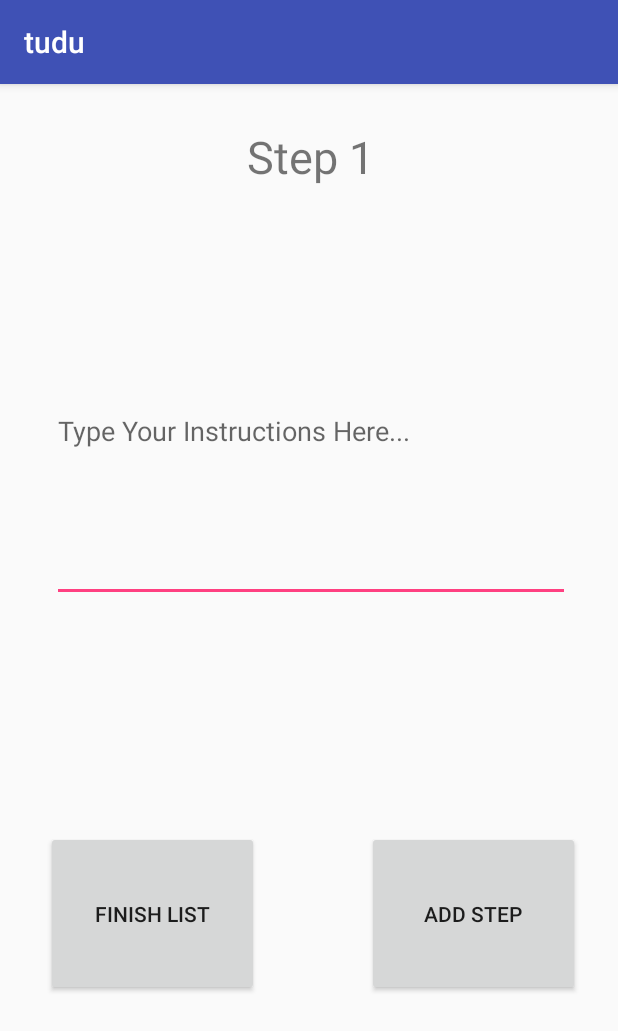
After one commit to eliotrhys/tudu, an Android app: the StepEntryActivity screen opened directly, with no data from a screen before it, on a phone screen of 412 x 824 dp. The commit adds this screen. Shown: the top 1031 px of the screen. Run offline under Robolectric (Android 15) with nearby library versions, the phone set to English and light mode, and no system bars.

```diff
--- a/app/src/main/AndroidManifest.xml
+++ b/app/src/main/AndroidManifest.xml
@@ -13,13 +13,15 @@
         android:roundIcon="@mipmap/ic_launcher_round"
         android:supportsRtl="true"
         android:theme="@style/AppTheme">
-        <activity android:name=".MainActivity">
+        <activity android:name=".MainMenuActivity">
             <intent-filter>
                 <action android:name="android.intent.action.MAIN" />
 
                 <category android:name="android.intent.category.LAUNCHER" />
             </intent-filter>
         </activity>
+        <activity android:name=".NameTheListActivity" />
+        <activity android:name=".StepEntryActivity"></activity>
     </application>
 
 </manifest>
--- a/app/src/main/java/com/example/eliotshort/tudu/InstructionSet.java
+++ b/app/src/main/java/com/example/eliotshort/tudu/InstructionSet.java
@@ -1,12 +1,13 @@
 package com.example.eliotshort.tudu;
 
+import java.io.Serializable;
 import java.util.ArrayList;
 
 /**
  * Created by eliotshort on 05/01/2018.
  */
 
-public class InstructionSet {
+public class InstructionSet implements Serializable {
 
     String instructionSetName;
     ArrayList<String> instructionList;
--- a/app/src/main/java/com/example/eliotshort/tudu/MainActivity.java
+++ b/app/src/main/java/com/example/eliotshort/tudu/MainActivity.java
@@ -12,7 +12,6 @@ import java.util.ArrayList;
 
 public class MainActivity extends AppCompatActivity {
 
-//    private ArrayList<String> al;
     private ArrayAdapter<String> arrayAdapter;
     private int i;
     private InstructionSet instructionSet;
@@ -35,7 +34,7 @@ public class MainActivity extends AppCompatActivity {
         instructionSet.addInstructionToList("css");
         instructionSet.addInstructionToList("javascript");
 
-        arrayAdapter = new ArrayAdapter<>(this, R.layout.item, R.id.helloText, instructionSet.getInstructionList() );
+        arrayAdapter = new ArrayAdapter<>(this, R.layout.item, R.id.helloText, instructionSet.getInstructionList());
 
         SwipeFlingAdapterView flingContainer = (SwipeFlingAdapterView) findViewById(R.id.frame);
 
--- /dev/null
+++ b/app/src/main/java/com/example/eliotshort/tudu/StepEntryActivity.java
@@ -0,0 +1,13 @@
+package com.example.eliotshort.tudu;
+
+import android.support.v7.app.AppCompatActivity;
+import android.os.Bundle;
+
+public class StepEntryActivity extends AppCompatActivity {
+
+    @Override
+    protected void onCreate(Bundle savedInstanceState) {
+        super.onCreate(savedInstanceState);
+        setContentView(R.layout.activity_step_entry);
+    }
+}
--- /dev/null
+++ b/app/src/main/res/layout/activity_step_entry.xml
@@ -0,0 +1,69 @@
+<?xml version="1.0" encoding="utf-8"?>
+<android.support.constraint.ConstraintLayout xmlns:android="http://schemas.android.com/apk/res/android"
+    xmlns:app="http://schemas.android.com/apk/res-auto"
+    xmlns:tools="http://schemas.android.com/tools"
+    android:layout_width="match_parent"
+    android:layout_height="match_parent"
+    tools:context="com.example.eliotshort.tudu.StepEntryActivity">
+
+    <TextView
+        android:id="@+id/mainRow"
+        android:layout_width="177dp"
+        android:layout_height="53dp"
+        android:layout_marginEnd="8dp"
+        android:layout_marginStart="8dp"
+        android:layout_marginTop="28dp"
+        android:text="Step 1"
+        android:textAlignment="center"
+        android:textSize="30sp"
+        app:layout_constraintEnd_toEndOf="parent"
+        app:layout_constraintHorizontal_bias="0.502"
+        app:layout_constraintStart_toStartOf="parent"
+        app:layout_constraintTop_toTopOf="parent" />
+
+    <EditText
+        android:id="@+id/tuduNamer"
+        android:layout_width="345dp"
+        android:layout_height="228dp"
+        android:layout_marginBottom="8dp"
+        android:layout_marginEnd="8dp"
+        android:layout_marginStart="8dp"
+        android:layout_marginTop="8dp"
+        android:ems="10"
+        android:hint="Type Your Instructions Here..."
+        android:inputType="textPersonName"
+        app:layout_constraintBottom_toBottomOf="parent"
+        app:layout_constraintEnd_toEndOf="parent"
+        app:layout_constraintHorizontal_bias="0.521"
+        app:layout_constraintStart_toStartOf="parent"
+        app:layout_constraintTop_toBottomOf="@+id/mainRow"
+        app:layout_constraintVertical_bias="0.063" />
+
+    <Button
+        android:id="@+id/createNewTuduButton"
+        android:layout_width="142dp"
+        android:layout_height="110dp"
+        android:layout_marginBottom="8dp"
+        android:layout_marginEnd="8dp"
+        android:layout_marginStart="16dp"
+        android:text="Finish List"
+        app:layout_constraintBottom_toBottomOf="parent"
+        app:layout_constraintEnd_toEndOf="parent"
+        app:layout_constraintHorizontal_bias="0.059"
+        app:layout_constraintStart_toStartOf="parent"
+        app:layout_constraintTop_toBottomOf="@+id/tuduNamer" />
+
+    <Button
+        android:id="@+id/button2"
+        android:layout_width="142dp"
+        android:layout_height="110dp"
+        android:layout_marginBottom="8dp"
+        android:layout_marginEnd="8dp"
+        android:layout_marginStart="8dp"
+        android:text="ADD STEP"
+        app:layout_constraintBottom_toBottomOf="parent"
+        app:layout_constraintEnd_toEndOf="parent"
+        app:layout_constraintHorizontal_bias="0.931"
+        app:layout_constraintStart_toStartOf="parent"
+        app:layout_constraintTop_toBottomOf="@+id/tuduNamer" />
+</android.support.constraint.ConstraintLayout>
--- a/app/src/main/res/values/colors.xml
+++ b/app/src/main/res/values/colors.xml
@@ -2,5 +2,5 @@
 <resources>
     <color name="colorPrimary">#3F51B5</color>
     <color name="colorPrimaryDark">#303F9F</color>
-    <color name="colorAccent">#FF4081</color>
+    <color name="colorAccent">#ff4081</color>
 </resources>
```
Also changed, not shown: app/src/main/java/com/example/eliotshort/tudu/InstructionList.java (+12 -7 lines), app/src/main/java/com/example/eliotshort/tudu/InstructionListAdapter.java (added, +39 -0 lines), app/src/main/java/com/example/eliotshort/tudu/MainMenuActivity.java (added, +42 -0 lines), app/src/main/java/com/example/eliotshort/tudu/NameTheListActivity.java (added, +33 -0 lines), app/src/main/res/layout/activity_main_menu.xml (added, +35 -0 lines), app/src/main/res/layout/activity_name_the_list.xml (added, +38 -0 lines), app/src/main/res/layout/menu_item.xml (added, +26 -0 lines).
